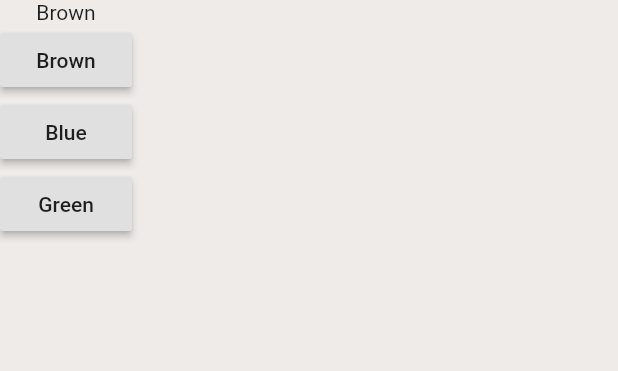
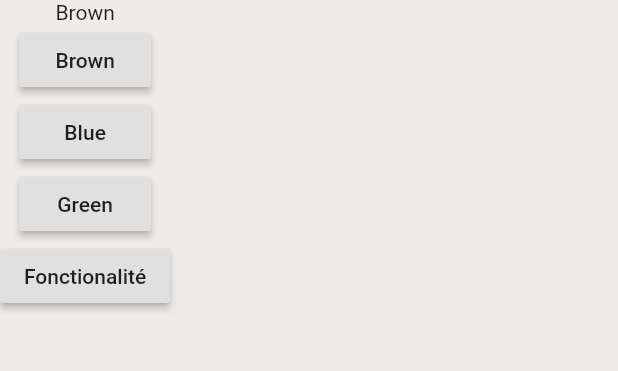
Before and after one commit to Anotheroption4726/flutter_firebase, a Flutter app: the screen it shows once a user with an empty profile is signed in, on a phone screen of 412 x 824 dp, the part 84-455 px from its top. Run offline on Flutter 3.47's test engine with Material 2 defaults, Android fonts, the phone set to English and light mode, and no system bars; our stand-ins replace firebase_auth; accounts and stored records are empty.

Commit message:
setup nouvelle fonctionalité

```diff
--- a/lib/screens/home/home.dart
+++ b/lib/screens/home/home.dart
@@ -78,6 +78,10 @@ class HomeState extends State<Home> {
             child: Text('Green'),
             onPressed: () => pickColor(2)
           ),
+          RaisedButton(
+            child: Text('Fonctionalité'),
+            onPressed: () => {}
+          ),
         ],
       ),
     );
```
